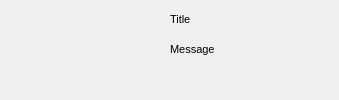
First picture: the form in wengophone/src/presentation/qt/toaster/QtToaster.ui, repository tkrotoff/WengoPhone, before the edit.
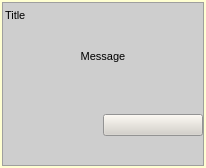
Second picture: the form after the edit. Icons and pictures are not drawn.

Commit message: Bug fix + new design for toasters

```diff
--- a/wengophone/src/presentation/qt/toaster/QtToaster.ui
+++ b/wengophone/src/presentation/qt/toaster/QtToaster.ui
@@ -8,10 +8,281 @@
    <rect>
     <x>0</x>
     <y>0</y>
-    <width>339</width>
-    <height>100</height>
+    <width>206</width>
+    <height>168</height>
    </rect>
   </property>
+  <property name="minimumSize" >
+   <size>
+    <width>16</width>
+    <height>16</height>
+   </size>
+  </property>
+  <property name="palette" >
+   <palette>
+    <active>
+     <color>
+      <red>0</red>
+      <green>0</green>
+      <blue>0</blue>
+     </color>
+     <color>
+      <red>212</red>
+      <green>208</green>
+      <blue>200</blue>
+     </color>
+     <color>
+      <red>255</red>
+      <green>255</green>
+      <blue>255</blue>
+     </color>
+     <color>
+      <red>234</red>
+      <green>229</green>
+      <blue>220</blue>
+     </color>
+     <color>
+      <red>128</red>
+      <green>128</green>
+      <blue>128</blue>
+     </color>
+     <color>
+      <red>141</red>
+      <green>139</green>
+      <blue>133</blue>
+     </color>
+     <color>
+      <red>0</red>
+      <green>0</green>
+      <blue>0</blue>
+     </color>
+     <color>
+      <red>255</red>
+      <green>255</green>
+      <blue>255</blue>
+     </color>
+     <color>
+      <red>0</red>
+      <green>0</green>
+      <blue>0</blue>
+     </color>
+     <color>
+      <red>255</red>
+      <green>255</green>
+      <blue>255</blue>
+     </color>
+     <color>
+      <red>255</red>
+      <green>255</green>
+      <blue>210</blue>
+     </color>
+     <color>
+      <red>64</red>
+      <green>64</green>
+      <blue>64</blue>
+     </color>
+     <color>
+      <red>10</red>
+      <green>36</green>
+      <blue>106</blue>
+     </color>
+     <color>
+      <red>255</red>
+      <green>255</green>
+      <blue>255</blue>
+     </color>
+     <color>
+      <red>0</red>
+      <green>0</green>
+      <blue>255</blue>
+     </color>
+     <color>
+      <red>255</red>
+      <green>0</green>
+      <blue>255</blue>
+     </color>
+     <color>
+      <red>232</red>
+      <green>232</green>
+      <blue>232</blue>
+     </color>
+    </active>
+    <inactive>
+     <color>
+      <red>0</red>
+      <green>0</green>
+      <blue>0</blue>
+     </color>
+     <color>
+      <red>212</red>
+      <green>208</green>
+      <blue>200</blue>
+     </color>
+     <color>
+      <red>255</red>
+      <green>255</green>
+      <blue>255</blue>
+     </color>
+     <color>
+      <red>234</red>
+      <green>229</green>
+      <blue>220</blue>
+     </color>
+     <color>
+      <red>128</red>
+      <green>128</green>
+      <blue>128</blue>
+     </color>
+     <color>
+      <red>141</red>
+      <green>139</green>
+      <blue>133</blue>
+     </color>
+     <color>
+      <red>0</red>
+      <green>0</green>
+      <blue>0</blue>
+     </color>
+     <color>
+      <red>255</red>
+      <green>255</green>
+      <blue>255</blue>
+     </color>
+     <color>
+      <red>0</red>
+      <green>0</green>
+      <blue>0</blue>
+     </color>
+     <color>
+      <red>255</red>
+      <green>255</green>
+      <blue>255</blue>
+     </color>
+     <color>
+      <red>255</red>
+      <green>255</green>
+      <blue>210</blue>
+     </color>
+     <color>
+      <red>64</red>
+      <green>64</green>
+      <blue>64</blue>
+     </color>
+     <color>
+      <red>212</red>
+      <green>208</green>
+      <blue>200</blue>
+     </color>
+     <color>
+      <red>0</red>
+      <green>0</green>
+      <blue>0</blue>
+     </color>
+     <color>
+      <red>0</red>
+      <green>0</green>
+      <blue>255</blue>
+     </color>
+     <color>
+      <red>255</red>
+      <green>0</green>
+      <blue>255</blue>
+     </color>
+     <color>
+      <red>232</red>
+      <green>232</green>
+      <blue>232</blue>
+     </color>
+    </inactive>
+    <disabled>
+     <color>
+      <red>106</red>
+      <green>104</green>
+      <blue>100</blue>
+     </color>
+     <color>
+      <red>212</red>
+      <green>208</green>
+      <blue>200</blue>
+     </color>
+     <color>
+      <red>255</red>
+      <green>255</green>
+      <blue>255</blue>
+     </color>
+     <color>
+      <red>233</red>
+      <green>231</green>
+      <blue>227</blue>
+     </color>
+     <color>
+      <red>128</red>
+      <green>128</green>
+      <blue>128</blue>
+     </color>
+     <color>
+      <red>141</red>
+      <green>139</green>
+      <blue>133</blue>
+     </color>
+     <color>
+      <red>106</red>
+      <green>104</green>
+      <blue>100</blue>
+     </color>
+     <color>
+      <red>255</red>
+      <green>255</green>
+      <blue>255</blue>
+     </color>
+     <color>
+      <red>106</red>
+      <green>104</green>
+      <blue>100</blue>
+     </color>
+     <color>
+      <red>255</red>
+      <green>255</green>
+      <blue>210</blue>
+     </color>
+     <color>
+      <red>255</red>
+      <green>255</green>
+      <blue>210</blue>
+     </color>
+     <color>
+      <red>0</red>
+      <green>0</green>
+      <blue>0</blue>
+     </color>
+     <color>
+      <red>10</red>
+      <green>36</green>
+      <blue>106</blue>
+     </color>
+     <color>
+      <red>255</red>
+      <green>255</green>
+      <blue>255</blue>
+     </color>
+     <color>
+      <red>0</red>
+      <green>0</green>
+      <blue>255</blue>
+     </color>
+     <color>
+      <red>255</red>
+      <green>0</green>
+      <blue>255</blue>
+     </color>
+     <color>
+      <red>232</red>
+      <green>232</green>
+      <blue>232</blue>
+     </color>
+    </disabled>
+   </palette>
+  </property>
   <property name="windowTitle" >
    <string>Wengophone notification</string>
   </property>
@@ -20,94 +291,430 @@
   </property>
   <layout class="QGridLayout" >
    <property name="margin" >
-    <number>9</number>
+    <number>2</number>
    </property>
    <property name="spacing" >
-    <number>6</number>
+    <number>2</number>
    </property>
-   <item row="0" column="1" >
-    <layout class="QGridLayout" >
-     <property name="margin" >
-      <number>0</number>
-     </property>
-     <property name="spacing" >
-      <number>6</number>
-     </property>
-     <item row="1" column="0" colspan="3" >
-      <widget class="QLabel" name="messageLabel" >
-       <property name="text" >
-        <string>&lt;html>&lt;head>&lt;meta name="qrichtext" content="1" />&lt;/head>&lt;body style=" white-space: pre-wrap; font-family:MS Shell Dlg; font-size:8.25pt; font-weight:400; font-style:normal; text-decoration:none;">&lt;p style=" margin-top:0px; margin-bottom:0px; margin-left:0px; margin-right:0px; -qt-block-indent:0; text-indent:0px;">&lt;span style=" font-size:8pt;">Message&lt;/span>&lt;/p>&lt;/body>&lt;/html></string>
-       </property>
-      </widget>
-     </item>
-     <item row="2" column="2" >
-      <widget class="QPushButton" name="actionButton3" >
-       <property name="flat" >
-        <bool>true</bool>
-       </property>
-      </widget>
-     </item>
-     <item row="2" column="0" >
-      <widget class="QPushButton" name="actionButton1" >
-       <property name="flat" >
-        <bool>true</bool>
-       </property>
-      </widget>
-     </item>
-     <item row="0" column="3" >
-      <widget class="QPushButton" name="closeButton" >
-       <property name="sizePolicy" >
-        <sizepolicy>
-         <hsizetype>0</hsizetype>
-         <vsizetype>0</vsizetype>
-         <horstretch>0</horstretch>
-         <verstretch>0</verstretch>
-        </sizepolicy>
-       </property>
-       <property name="minimumSize" >
-        <size>
-         <width>22</width>
-         <height>22</height>
-        </size>
-       </property>
-       <property name="maximumSize" >
-        <size>
-         <width>22</width>
-         <height>22</height>
-        </size>
-       </property>
-       <property name="icon" >
-        <iconset resource="../wengophone.qrc" >:/pics/close_normal.png</iconset>
-       </property>
-       <property name="flat" >
-        <bool>true</bool>
-       </property>
-      </widget>
-     </item>
-     <item row="2" column="1" >
-      <widget class="QPushButton" name="actionButton2" >
-       <property name="flat" >
-        <bool>true</bool>
-       </property>
-      </widget>
-     </item>
-     <item row="0" column="0" colspan="3" >
-      <widget class="QLabel" name="titleLabel" >
-       <property name="text" >
-        <string>&lt;html>&lt;head>&lt;meta name="qrichtext" content="1" />&lt;/head>&lt;body style=" white-space: pre-wrap; font-family:MS Shell Dlg; font-size:8.25pt; font-weight:400; font-style:normal; text-decoration:none;">&lt;p style=" margin-top:0px; margin-bottom:0px; margin-left:0px; margin-right:0px; -qt-block-indent:0; text-indent:0px;">&lt;span style=" font-size:8pt;">Title&lt;/span>&lt;/p>&lt;/body>&lt;/html></string>
-       </property>
-      </widget>
-     </item>
-    </layout>
-   </item>
    <item row="0" column="0" >
-    <widget class="QLabel" name="pixmapLabel" >
-     <property name="text" >
-      <string/>
+    <widget class="QFrame" name="frame_2" >
+     <property name="palette" >
+      <palette>
+       <active>
+        <color>
+         <red>0</red>
+         <green>0</green>
+         <blue>0</blue>
+        </color>
+        <color>
+         <red>212</red>
+         <green>208</green>
+         <blue>200</blue>
+        </color>
+        <color>
+         <red>255</red>
+         <green>255</green>
+         <blue>255</blue>
+        </color>
+        <color>
+         <red>234</red>
+         <green>229</green>
+         <blue>220</blue>
+        </color>
+        <color>
+         <red>128</red>
+         <green>128</green>
+         <blue>128</blue>
+        </color>
+        <color>
+         <red>141</red>
+         <green>139</green>
+         <blue>133</blue>
+        </color>
+        <color>
+         <red>0</red>
+         <green>0</green>
+         <blue>0</blue>
+        </color>
+        <color>
+         <red>255</red>
+         <green>255</green>
+         <blue>255</blue>
+        </color>
+        <color>
+         <red>0</red>
+         <green>0</green>
+         <blue>0</blue>
+        </color>
+        <color>
+         <red>255</red>
+         <green>255</green>
+         <blue>255</blue>
+        </color>
+        <color>
+         <red>206</red>
+         <green>206</green>
+         <blue>206</blue>
+        </color>
+        <color>
+         <red>64</red>
+         <green>64</green>
+         <blue>64</blue>
+        </color>
+        <color>
+         <red>10</red>
+         <green>36</green>
+         <blue>106</blue>
+        </color>
+        <color>
+         <red>255</red>
+         <green>255</green>
+         <blue>255</blue>
+        </color>
+        <color>
+         <red>0</red>
+         <green>0</green>
+         <blue>255</blue>
+        </color>
+        <color>
+         <red>255</red>
+         <green>0</green>
+         <blue>255</blue>
+        </color>
+        <color>
+         <red>232</red>
+         <green>232</green>
+         <blue>232</blue>
+        </color>
+       </active>
+       <inactive>
+        <color>
+         <red>0</red>
+         <green>0</green>
+         <blue>0</blue>
+        </color>
+        <color>
+         <red>212</red>
+         <green>208</green>
+         <blue>200</blue>
+        </color>
+        <color>
+         <red>255</red>
+         <green>255</green>
+         <blue>255</blue>
+        </color>
+        <color>
+         <red>234</red>
+         <green>229</green>
+         <blue>220</blue>
+        </color>
+        <color>
+         <red>128</red>
+         <green>128</green>
+         <blue>128</blue>
+        </color>
+        <color>
+         <red>141</red>
+         <green>139</green>
+         <blue>133</blue>
+        </color>
+        <color>
+         <red>0</red>
+         <green>0</green>
+         <blue>0</blue>
+        </color>
+        <color>
+         <red>255</red>
+         <green>255</green>
+         <blue>255</blue>
+        </color>
+        <color>
+         <red>0</red>
+         <green>0</green>
+         <blue>0</blue>
+        </color>
+        <color>
+         <red>255</red>
+         <green>255</green>
+         <blue>255</blue>
+        </color>
+        <color>
+         <red>206</red>
+         <green>206</green>
+         <blue>206</blue>
+        </color>
+        <color>
+         <red>64</red>
+         <green>64</green>
+         <blue>64</blue>
+        </color>
+        <color>
+         <red>212</red>
+         <green>208</green>
+         <blue>200</blue>
+        </color>
+        <color>
+         <red>0</red>
+         <green>0</green>
+         <blue>0</blue>
+        </color>
+        <color>
+         <red>0</red>
+         <green>0</green>
+         <blue>255</blue>
+        </color>
+        <color>
+         <red>255</red>
+         <green>0</green>
+         <blue>255</blue>
+        </color>
+        <color>
+         <red>232</red>
+         <green>232</green>
+         <blue>232</blue>
+        </color>
+       </inactive>
+       <disabled>
+        <color>
+         <red>106</red>
+         <green>104</green>
+         <blue>100</blue>
+        </color>
+        <color>
+         <red>212</red>
+         <green>208</green>
+         <blue>200</blue>
+        </color>
+        <color>
+         <red>255</red>
+         <green>255</green>
+         <blue>255</blue>
+        </color>
+        <color>
+         <red>233</red>
+         <green>231</green>
+         <blue>227</blue>
+        </color>
+        <color>
+         <red>128</red>
+         <green>128</green>
+         <blue>128</blue>
+        </color>
+        <color>
+         <red>141</red>
+         <green>139</green>
+         <blue>133</blue>
+        </color>
+        <color>
+         <red>106</red>
+         <green>104</green>
+         <blue>100</blue>
+        </color>
+        <color>
+         <red>255</red>
+         <green>255</green>
+         <blue>255</blue>
+        </color>
+        <color>
+         <red>106</red>
+         <green>104</green>
+         <blue>100</blue>
+        </color>
+        <color>
+         <red>206</red>
+         <green>206</green>
+         <blue>206</blue>
+        </color>
+        <color>
+         <red>206</red>
+         <green>206</green>
+         <blue>206</blue>
+        </color>
+        <color>
+         <red>0</red>
+         <green>0</green>
+         <blue>0</blue>
+        </color>
+        <color>
+         <red>10</red>
+         <green>36</green>
+         <blue>106</blue>
+        </color>
+        <color>
+         <red>255</red>
+         <green>255</green>
+         <blue>255</blue>
+        </color>
+        <color>
+         <red>0</red>
+         <green>0</green>
+         <blue>255</blue>
+        </color>
+        <color>
+         <red>255</red>
+         <green>0</green>
+         <blue>255</blue>
+        </color>
+        <color>
+         <red>232</red>
+         <green>232</green>
+         <blue>232</blue>
+        </color>
+       </disabled>
+      </palette>
      </property>
-     <property name="pixmap" >
-      <pixmap resource="../wengophone.qrc" >:/pics/iconbar/iconBarchat.png</pixmap>
+     <property name="autoFillBackground" >
+      <bool>true</bool>
      </property>
+     <property name="frameShape" >
+      <enum>QFrame::StyledPanel</enum>
+     </property>
+     <property name="frameShadow" >
+      <enum>QFrame::Plain</enum>
+     </property>
+     <layout class="QGridLayout" >
+      <property name="margin" >
+       <number>0</number>
+      </property>
+      <property name="spacing" >
+       <number>0</number>
+      </property>
+      <item row="1" column="0" colspan="2" >
+       <widget class="QLabel" name="messageLabel" >
+        <property name="text" >
+         <string>&lt;html>&lt;head>&lt;meta name="qrichtext" content="1" />&lt;/head>&lt;body style=" white-space: pre-wrap; font-family:MS Shell Dlg; font-size:8.25pt; font-weight:400; font-style:normal; text-decoration:none;">&lt;p style=" margin-top:0px; margin-bottom:0px; margin-left:0px; margin-right:0px; -qt-block-indent:0; text-indent:0px;">&lt;span style=" font-size:8pt;">Message&lt;/span>&lt;/p>&lt;/body>&lt;/html></string>
+        </property>
+        <property name="alignment" >
+         <set>Qt::AlignCenter</set>
+        </property>
+       </widget>
+      </item>
+      <item row="2" column="1" >
+       <widget class="QFrame" name="frame_3" >
+        <property name="frameShape" >
+         <enum>QFrame::NoFrame</enum>
+        </property>
+        <property name="frameShadow" >
+         <enum>QFrame::Raised</enum>
+        </property>
+        <layout class="QGridLayout" >
+         <property name="margin" >
+          <number>0</number>
+         </property>
+         <property name="spacing" >
+          <number>0</number>
+         </property>
+         <item row="1" column="1" >
+          <widget class="QPushButton" name="actionButton1" >
+           <property name="flat" >
+            <bool>false</bool>
+           </property>
+          </widget>
+         </item>
+        </layout>
+       </widget>
+      </item>
+      <item row="2" column="0" >
+       <widget class="QFrame" name="frame" >
+        <property name="frameShape" >
+         <enum>QFrame::NoFrame</enum>
+        </property>
+        <property name="frameShadow" >
+         <enum>QFrame::Raised</enum>
+        </property>
+        <layout class="QGridLayout" >
+         <property name="margin" >
+          <number>5</number>
+         </property>
+         <property name="spacing" >
+          <number>0</number>
+         </property>
+         <item row="0" column="0" >
+          <widget class="QLabel" name="pixmapLabel" >
+           <property name="minimumSize" >
+            <size>
+             <width>70</width>
+             <height>70</height>
+            </size>
+           </property>
+           <property name="maximumSize" >
+            <size>
+             <width>70</width>
+             <height>70</height>
+            </size>
+           </property>
+           <property name="text" >
+            <string/>
+           </property>
+           <property name="pixmap" >
+            <pixmap resource="../wengophone.qrc" >:/pics/fond_avatar.png</pixmap>
+           </property>
+          </widget>
+         </item>
+        </layout>
+       </widget>
+      </item>
+      <item row="0" column="0" colspan="2" >
+       <layout class="QHBoxLayout" >
+        <property name="margin" >
+         <number>2</number>
+        </property>
+        <property name="spacing" >
+         <number>6</number>
+        </property>
+        <item>
+         <widget class="QLabel" name="titleLabel" >
+          <property name="text" >
+           <string>&lt;html>&lt;head>&lt;meta name="qrichtext" content="1" />&lt;/head>&lt;body style=" white-space: pre-wrap; font-family:MS Shell Dlg; font-size:8.25pt; font-weight:400; font-style:normal; text-decoration:none;">&lt;p style=" margin-top:0px; margin-bottom:0px; margin-left:0px; margin-right:0px; -qt-block-indent:0; text-indent:0px;">&lt;span style=" font-size:8pt;">Title&lt;/span>&lt;/p>&lt;/body>&lt;/html></string>
+          </property>
+         </widget>
+        </item>
+        <item>
+         <spacer>
+          <property name="orientation" >
+           <enum>Qt::Horizontal</enum>
+          </property>
+          <property name="sizeHint" >
+           <size>
+            <width>40</width>
+            <height>20</height>
+           </size>
+          </property>
+         </spacer>
+        </item>
+        <item>
+         <widget class="QPushButton" name="closeButton" >
+          <property name="sizePolicy" >
+           <sizepolicy>
+            <hsizetype>0</hsizetype>
+            <vsizetype>0</vsizetype>
+            <horstretch>0</horstretch>
+            <verstretch>0</verstretch>
+           </sizepolicy>
+          </property>
+          <property name="minimumSize" >
+           <size>
+            <width>22</width>
+            <height>22</height>
+           </size>
+          </property>
+          <property name="maximumSize" >
+           <size>
+            <width>22</width>
+            <height>22</height>
+           </size>
+          </property>
+          <property name="icon" >
+           <iconset resource="../wengophone.qrc" >:/pics/close_normal.png</iconset>
+          </property>
+          <property name="flat" >
+           <bool>true</bool>
+          </property>
+         </widget>
+        </item>
+       </layout>
+      </item>
+     </layout>
     </widget>
    </item>
   </layout>
```
Left out of the diff: 2 changed lines with no effect on the pictures. The commit also changes 7 other files.
